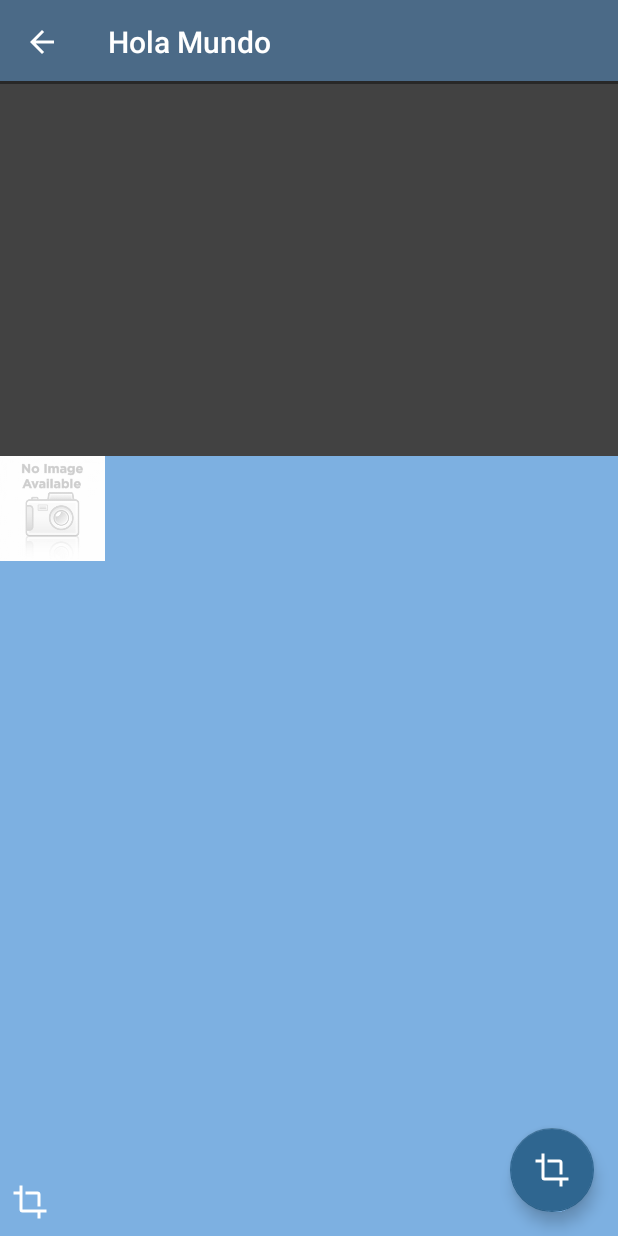
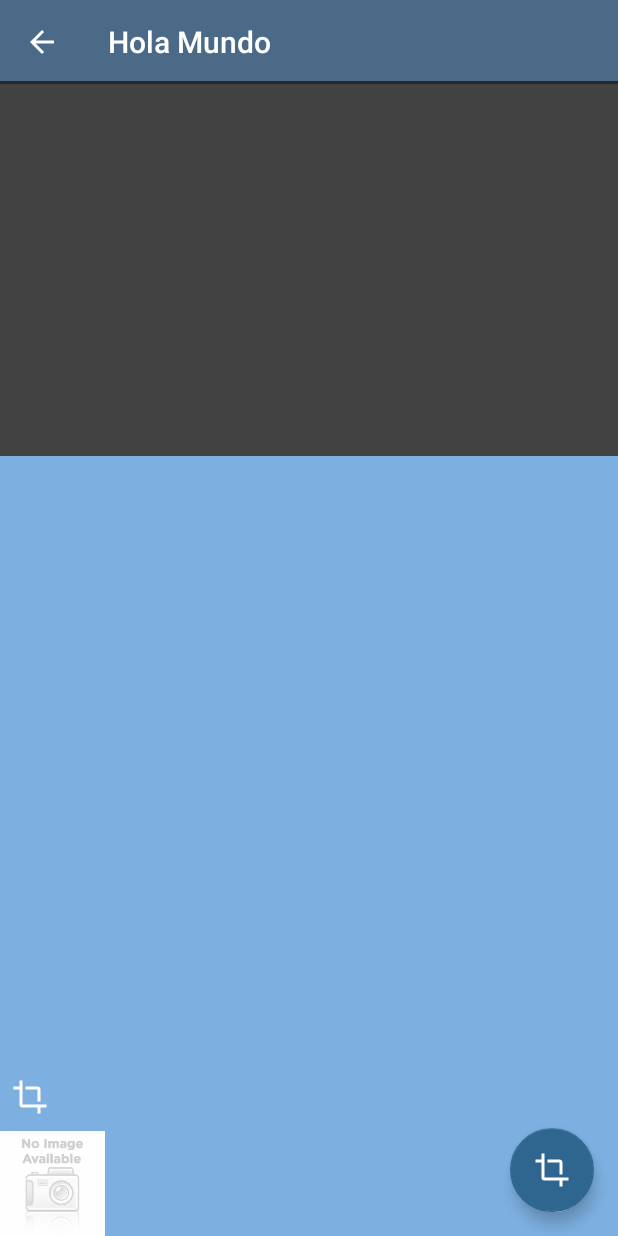
Before and after one commit to cjoseanguiano/Multimedia, an Android app: the ShowMediaFileActivity screen opened directly, with no data from a screen before it, on a phone screen of 412 x 824 dp. Run offline under Robolectric (Android 15) with nearby library versions, the phone set to English and light mode, and no system bars; libraries missing offline, so code that uses them is left out: com.mikepenz.iconics; 3 statements that could not run were skipped.

Commit message:
Multimedia xml 02

```diff
--- a/app/src/main/res/layout/activity_show_media_file.xml
+++ b/app/src/main/res/layout/activity_show_media_file.xml
@@ -20,26 +20,6 @@
 
         </FrameLayout>
 
-        <ImageView
-            android:id="@+id/A"
-            android:layout_width="70dp"
-            android:layout_height="70dp"
-            android:background="@color/cardview_dark_background"
-            android:src="@drawable/no_image" />
-
-        <HorizontalScrollView
-            android:layout_width="match_parent"
-            android:layout_height="0dp"
-            android:layout_weight="0.2">
-
-            <LinearLayout
-                android:id="@+id/container"
-                android:layout_width="wrap_content"
-                android:layout_height="wrap_content"
-                android:background="@color/cardview_shadow_end_color"
-                android:orientation="horizontal" />
-        </HorizontalScrollView>
-
     </LinearLayout>
 
 
@@ -48,6 +28,12 @@
         android:layout_height="wrap_content"
         android:layout_gravity="center_horizontal|bottom"
         android:gravity="end"
+        android:orientation="vertical">
+
+
+        <LinearLayout
+            android:layout_width="match_parent"
+            android:layout_height="wrap_content"
             android:orientation="horizontal">
 
             <ImageView
@@ -76,14 +62,40 @@
                 android:paddingStart="16dp"
                 android:textColor="@android:color/white"
                 android:textColorHint="@android:color/white" />
+
         </LinearLayout>
+
 
         <LinearLayout
             android:layout_width="match_parent"
             android:layout_height="wrap_content"
             android:orientation="horizontal">
 
+            <ImageView
+                android:id="@+id/A"
+                android:layout_width="70dp"
+                android:layout_height="70dp"
+                android:background="@color/cardview_dark_background"
+                android:src="@drawable/no_image" />
+
+            <HorizontalScrollView
+                android:layout_width="match_parent"
+                android:layout_height="0dp"
+                android:layout_weight="0.2">
+
+                <LinearLayout
+                    android:id="@+id/container"
+                    android:layout_width="50dp"
+                    android:layout_height="50dp"
+                    android:background="@color/cardview_shadow_end_color"
+                    android:orientation="horizontal" />
+            </HorizontalScrollView>
+
         </LinearLayout>
+
+
+    </LinearLayout>
+
 
     <android.support.design.widget.FloatingActionButton
         android:id="@+id/fab"
```
Lines whose indentation alone changed are shown as unchanged.
